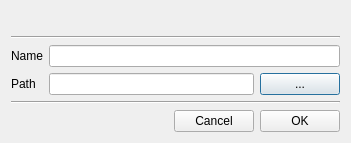
The window that src/GUI/Helper/Library/GUI_EditLibrary.ui (return42/sayonara) describes before a commit, drawn with Qt 5.
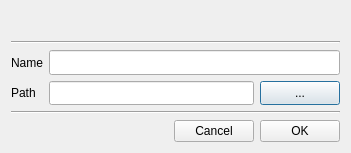
The same window after the commit.

The edit to the form file:
```diff
--- a/src/GUI/Helper/Library/GUI_EditLibrary.ui
+++ b/src/GUI/Helper/Library/GUI_EditLibrary.ui
@@ -7,7 +7,7 @@
     <x>0</x>
     <y>0</y>
     <width>351</width>
-    <height>143</height>
+    <height>153</height>
    </rect>
   </property>
   <property name="windowTitle">
```
Left out of the diff: 7 changed lines with no effect on the pictures.
